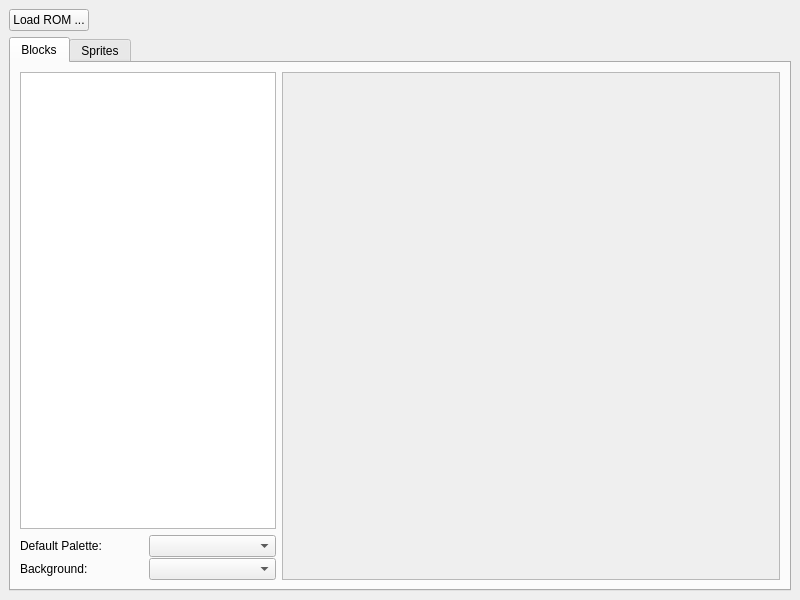
First picture: the form in mainwindow.ui, repository black-sliver/SoETilesViewer, before the edit.
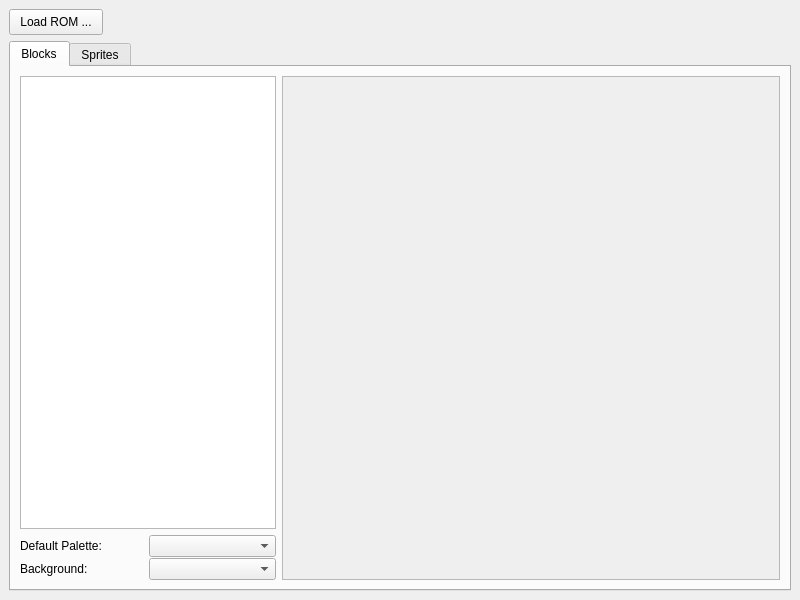
Second picture: the form after the edit. Icons and pictures are not drawn. Custom widgets are drawn as their Qt base class.

Commit message: make load button look nicer

```diff
--- a/mainwindow.ui
+++ b/mainwindow.ui
@@ -29,6 +29,9 @@
           <verstretch>0</verstretch>
          </sizepolicy>
         </property>
+        <property name="styleSheet">
+         <string notr="true">padding: 5px 10px 5px 10px;</string>
+        </property>
         <property name="text">
          <string>Load ROM ...</string>
         </property>
@@ -139,7 +142,7 @@
                <x>0</x>
                <y>0</y>
                <width>497</width>
-               <height>508</height>
+               <height>503</height>
               </rect>
              </property>
              <property name="sizePolicy">
```
The commit also changes 1 other file.
